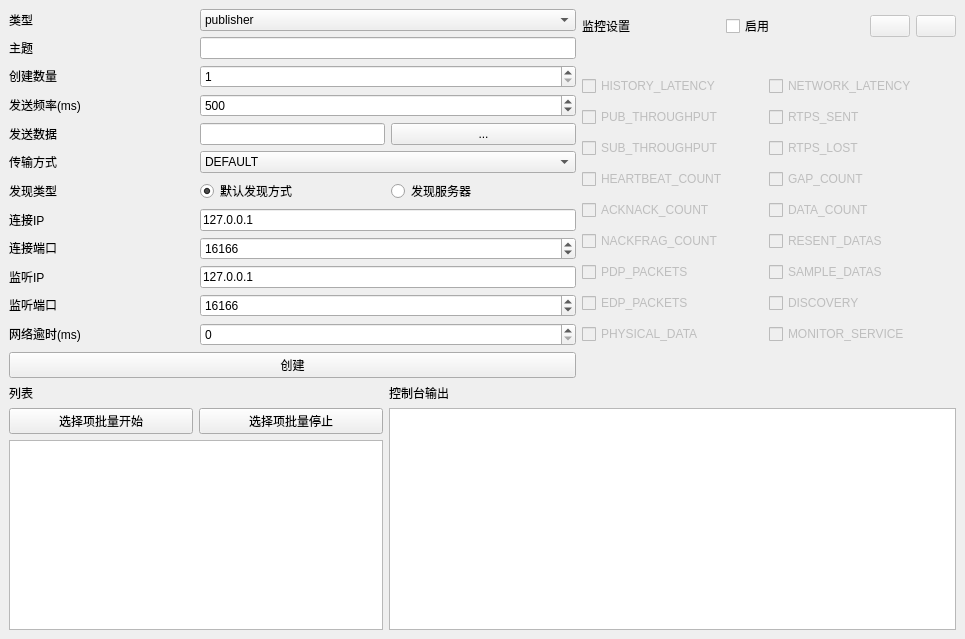
First picture: the form in Easy-DDS-Test/EDTest/easyddstest.ui, repository npr-martin/easydds, before the edit.
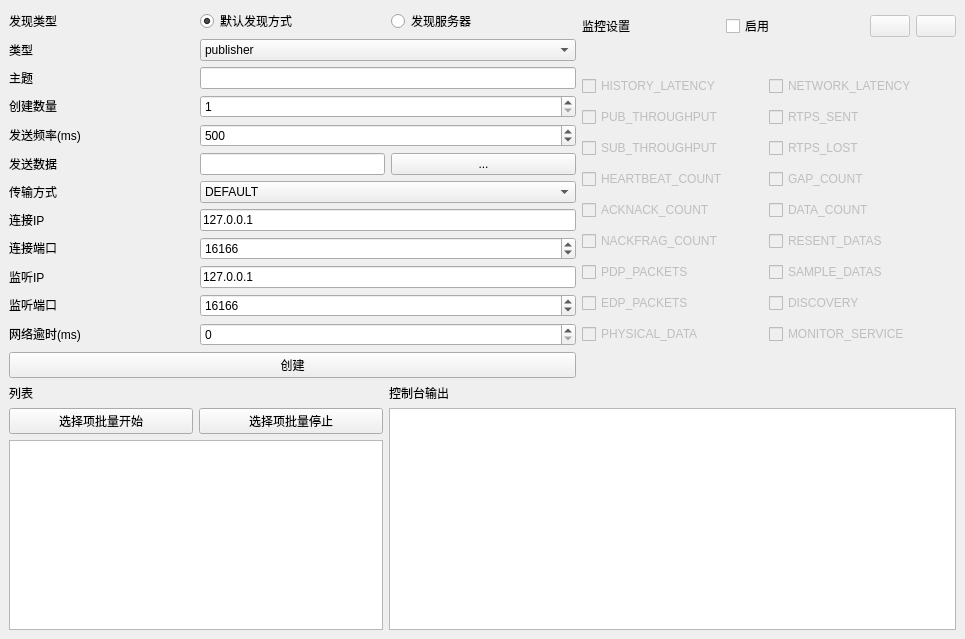
Second picture: the form after the edit. Icons and pictures are not drawn.

Commit message: @edit remove deault transKind for discovery

```diff
--- a/Easy-DDS-Test/EDTest/easyddstest.ui
+++ b/Easy-DDS-Test/EDTest/easyddstest.ui
@@ -346,8 +346,8 @@
       <property name="spacing">
        <number>6</number>
       </property>
-      <item row="7" column="1" colspan="2">
-       <widget class="QLineEdit" name="leIP">
+      <item row="10" column="1" colspan="2">
+       <widget class="QLineEdit" name="leListenIP">
         <property name="text">
          <string>127.0.0.1</string>
         </property>
@@ -356,7 +356,46 @@
         </property>
        </widget>
       </item>
-      <item row="0" column="1" colspan="2">
+      <item row="3" column="0">
+       <widget class="QLabel" name="lblNum">
+        <property name="sizePolicy">
+         <sizepolicy hsizetype="Preferred" vsizetype="Fixed">
+          <horstretch>0</horstretch>
+          <verstretch>0</verstretch>
+         </sizepolicy>
+        </property>
+        <property name="text">
+         <string>创建数量</string>
+        </property>
+       </widget>
+      </item>
+      <item row="8" column="0">
+       <widget class="QLabel" name="lblIP">
+        <property name="sizePolicy">
+         <sizepolicy hsizetype="Preferred" vsizetype="Fixed">
+          <horstretch>0</horstretch>
+          <verstretch>0</verstretch>
+         </sizepolicy>
+        </property>
+        <property name="text">
+         <string>连接IP</string>
+        </property>
+       </widget>
+      </item>
+      <item row="12" column="0">
+       <widget class="QLabel" name="lblTimeout">
+        <property name="sizePolicy">
+         <sizepolicy hsizetype="Preferred" vsizetype="Fixed">
+          <horstretch>0</horstretch>
+          <verstretch>0</verstretch>
+         </sizepolicy>
+        </property>
+        <property name="text">
+         <string>网络逾时(ms)</string>
+        </property>
+       </widget>
+      </item>
+      <item row="1" column="1" colspan="2">
        <widget class="QComboBox" name="comboBox">
         <item>
          <property name="text">
@@ -370,109 +409,24 @@
         </item>
        </widget>
       </item>
-      <item row="4" column="0">
-       <widget class="QLabel" name="label_6">
-        <property name="sizePolicy">
-         <sizepolicy hsizetype="Preferred" vsizetype="Fixed">
-          <horstretch>0</horstretch>
-          <verstretch>0</verstretch>
-         </sizepolicy>
-        </property>
-        <property name="text">
-         <string>发送数据</string>
-        </property>
-       </widget>
-      </item>
-      <item row="8" column="0">
-       <widget class="QLabel" name="lblPort">
-        <property name="sizePolicy">
-         <sizepolicy hsizetype="Preferred" vsizetype="Fixed">
-          <horstretch>0</horstretch>
-          <verstretch>0</verstretch>
-         </sizepolicy>
-        </property>
-        <property name="text">
-         <string>连接端口</string>
-        </property>
-       </widget>
-      </item>
-      <item row="4" column="2">
+      <item row="5" column="2">
        <widget class="QPushButton" name="pushButton_4">
         <property name="text">
          <string>...</string>
         </property>
        </widget>
       </item>
-      <item row="6" column="1">
-       <widget class="QRadioButton" name="radioButton">
+      <item row="8" column="1" colspan="2">
+       <widget class="QLineEdit" name="leIP">
         <property name="text">
-         <string>默认发现方式</string>
+         <string>127.0.0.1</string>
         </property>
-        <property name="checked">
-         <bool>true</bool>
+        <property name="maxLength">
+         <number>15</number>
         </property>
        </widget>
       </item>
-      <item row="6" column="0">
-       <widget class="QLabel" name="label_11">
-        <property name="sizePolicy">
-         <sizepolicy hsizetype="Preferred" vsizetype="Fixed">
-          <horstretch>0</horstretch>
-          <verstretch>0</verstretch>
-         </sizepolicy>
-        </property>
-        <property name="text">
-         <string>发现类型</string>
-        </property>
-       </widget>
-      </item>
-      <item row="0" column="0">
-       <widget class="QLabel" name="label">
-        <property name="sizePolicy">
-         <sizepolicy hsizetype="Preferred" vsizetype="Fixed">
-          <horstretch>0</horstretch>
-          <verstretch>0</verstretch>
-         </sizepolicy>
-        </property>
-        <property name="text">
-         <string>类型</string>
-        </property>
-       </widget>
-      </item>
-      <item row="2" column="0">
-       <widget class="QLabel" name="lblNum">
-        <property name="sizePolicy">
-         <sizepolicy hsizetype="Preferred" vsizetype="Fixed">
-          <horstretch>0</horstretch>
-          <verstretch>0</verstretch>
-         </sizepolicy>
-        </property>
-        <property name="text">
-         <string>创建数量</string>
-        </property>
-       </widget>
-      </item>
-      <item row="6" column="2">
-       <widget class="QRadioButton" name="radioButton_2">
-        <property name="text">
-         <string>发现服务器</string>
-        </property>
-       </widget>
-      </item>
-      <item row="1" column="0">
-       <widget class="QLabel" name="lblTopic">
-        <property name="sizePolicy">
-         <sizepolicy hsizetype="Preferred" vsizetype="Fixed">
-          <horstretch>0</horstretch>
-          <verstretch>0</verstretch>
-         </sizepolicy>
-        </property>
-        <property name="text">
-         <string>主题</string>
-        </property>
-       </widget>
-      </item>
-      <item row="10" column="0">
+      <item row="11" column="0">
        <widget class="QLabel" name="lblListenPort">
         <property name="sizePolicy">
          <sizepolicy hsizetype="Preferred" vsizetype="Fixed">
@@ -485,8 +439,41 @@
         </property>
        </widget>
       </item>
-      <item row="8" column="1" colspan="2">
-       <widget class="QSpinBox" name="sbPort">
+      <item row="12" column="1" colspan="2">
+       <widget class="QSpinBox" name="sbTimeout">
+        <property name="maximum">
+         <number>9999999</number>
+        </property>
+        <property name="singleStep">
+         <number>100</number>
+        </property>
+       </widget>
+      </item>
+      <item row="9" column="0">
+       <widget class="QLabel" name="lblPort">
+        <property name="sizePolicy">
+         <sizepolicy hsizetype="Preferred" vsizetype="Fixed">
+          <horstretch>0</horstretch>
+          <verstretch>0</verstretch>
+         </sizepolicy>
+        </property>
+        <property name="text">
+         <string>连接端口</string>
+        </property>
+       </widget>
+      </item>
+      <item row="5" column="1">
+       <widget class="QLineEdit" name="lineEdit_2">
+        <property name="readOnly">
+         <bool>true</bool>
+        </property>
+       </widget>
+      </item>
+      <item row="2" column="1" colspan="2">
+       <widget class="QLineEdit" name="leTopic"/>
+      </item>
+      <item row="11" column="1" colspan="2">
+       <widget class="QSpinBox" name="sbListenPort">
         <property name="maximum">
          <number>65535</number>
         </property>
@@ -495,15 +482,15 @@
         </property>
        </widget>
       </item>
-      <item row="14" column="0" colspan="3">
+      <item row="15" column="0" colspan="3">
        <widget class="QPushButton" name="pushButton">
         <property name="text">
          <string>创建</string>
         </property>
        </widget>
       </item>
-      <item row="3" column="0">
-       <widget class="QLabel" name="label_5">
+      <item row="5" column="0">
+       <widget class="QLabel" name="label_6">
         <property name="sizePolicy">
          <sizepolicy hsizetype="Preferred" vsizetype="Fixed">
           <horstretch>0</horstretch>
@@ -511,22 +498,12 @@
          </sizepolicy>
         </property>
         <property name="text">
-         <string>发送频率(ms)</string>
+         <string>发送数据</string>
         </property>
        </widget>
       </item>
-      <item row="9" column="1" colspan="2">
-       <widget class="QLineEdit" name="leListenIP">
-        <property name="text">
-         <string>127.0.0.1</string>
-        </property>
-        <property name="maxLength">
-         <number>15</number>
-        </property>
-       </widget>
-      </item>
-      <item row="7" column="0">
-       <widget class="QLabel" name="lblIP">
+      <item row="1" column="0">
+       <widget class="QLabel" name="label">
         <property name="sizePolicy">
          <sizepolicy hsizetype="Preferred" vsizetype="Fixed">
           <horstretch>0</horstretch>
@@ -534,24 +511,11 @@
          </sizepolicy>
         </property>
         <property name="text">
-         <string>连接IP</string>
+         <string>类型</string>
         </property>
        </widget>
       </item>
-      <item row="10" column="1" colspan="2">
-       <widget class="QSpinBox" name="sbListenPort">
-        <property name="maximum">
-         <number>65535</number>
-        </property>
-        <property name="value">
-         <number>16166</number>
-        </property>
-       </widget>
-      </item>
-      <item row="1" column="1" colspan="2">
-       <widget class="QLineEdit" name="leTopic"/>
-      </item>
-      <item row="9" column="0">
+      <item row="10" column="0">
        <widget class="QLabel" name="lblListenIP">
         <property name="sizePolicy">
          <sizepolicy hsizetype="Preferred" vsizetype="Fixed">
@@ -564,20 +528,17 @@
         </property>
        </widget>
       </item>
-      <item row="2" column="1" colspan="2">
-       <widget class="QSpinBox" name="sbNum">
-        <property name="minimum">
-         <number>1</number>
-        </property>
+      <item row="9" column="1" colspan="2">
+       <widget class="QSpinBox" name="sbPort">
         <property name="maximum">
-         <number>999</number>
+         <number>65535</number>
         </property>
         <property name="value">
-         <number>1</number>
+         <number>16166</number>
         </property>
        </widget>
       </item>
-      <item row="3" column="1" colspan="2">
+      <item row="4" column="1" colspan="2">
        <widget class="QSpinBox" name="sbFrequency">
         <property name="maximum">
          <number>10000</number>
@@ -590,27 +551,7 @@
         </property>
        </widget>
       </item>
-      <item row="4" column="1">
-       <widget class="QLineEdit" name="lineEdit_2">
-        <property name="readOnly">
-         <bool>true</bool>
-        </property>
-       </widget>
-      </item>
-      <item row="5" column="0">
-       <widget class="QLabel" name="lblTransKind">
-        <property name="sizePolicy">
-         <sizepolicy hsizetype="Preferred" vsizetype="Fixed">
-          <horstretch>0</horstretch>
-          <verstretch>0</verstretch>
-         </sizepolicy>
-        </property>
-        <property name="text">
-         <string>传输方式</string>
-        </property>
-       </widget>
-      </item>
-      <item row="5" column="1" colspan="2">
+      <item row="6" column="1" colspan="2">
        <widget class="QComboBox" name="cmbTransKind">
         <item>
          <property name="text">
@@ -654,26 +595,85 @@
         </item>
        </widget>
       </item>
-      <item row="11" column="0">
-       <widget class="QLabel" name="lblTimeout">
-        <property name="sizePolicy">
-         <sizepolicy hsizetype="Preferred" vsizetype="Fixed">
-          <horstretch>0</horstretch>
-          <verstretch>0</verstretch>
-         </sizepolicy>
+      <item row="3" column="1" colspan="2">
+       <widget class="QSpinBox" name="sbNum">
+        <property name="minimum">
+         <number>1</number>
         </property>
-        <property name="text">
-         <string>网络逾时(ms)</string>
-        </property>
-       </widget>
-      </item>
-      <item row="11" column="1" colspan="2">
-       <widget class="QSpinBox" name="sbTimeout">
         <property name="maximum">
-         <number>9999999</number>
+         <number>999</number>
         </property>
-        <property name="singleStep">
-         <number>100</number>
+        <property name="value">
+         <number>1</number>
+        </property>
+       </widget>
+      </item>
+      <item row="2" column="0">
+       <widget class="QLabel" name="lblTopic">
+        <property name="sizePolicy">
+         <sizepolicy hsizetype="Preferred" vsizetype="Fixed">
+          <horstretch>0</horstretch>
+          <verstretch>0</verstretch>
+         </sizepolicy>
+        </property>
+        <property name="text">
+         <string>主题</string>
+        </property>
+       </widget>
+      </item>
+      <item row="6" column="0">
+       <widget class="QLabel" name="lblTransKind">
+        <property name="sizePolicy">
+         <sizepolicy hsizetype="Preferred" vsizetype="Fixed">
+          <horstretch>0</horstretch>
+          <verstretch>0</verstretch>
+         </sizepolicy>
+        </property>
+        <property name="text">
+         <string>传输方式</string>
+        </property>
+       </widget>
+      </item>
+      <item row="4" column="0">
+       <widget class="QLabel" name="label_5">
+        <property name="sizePolicy">
+         <sizepolicy hsizetype="Preferred" vsizetype="Fixed">
+          <horstretch>0</horstretch>
+          <verstretch>0</verstretch>
+         </sizepolicy>
+        </property>
+        <property name="text">
+         <string>发送频率(ms)</string>
+        </property>
+       </widget>
+      </item>
+      <item row="0" column="0">
+       <widget class="QLabel" name="label_11">
+        <property name="sizePolicy">
+         <sizepolicy hsizetype="Preferred" vsizetype="Fixed">
+          <horstretch>0</horstretch>
+          <verstretch>0</verstretch>
+         </sizepolicy>
+        </property>
+        <property name="text">
+         <string>发现类型</string>
+        </property>
+       </widget>
+      </item>
+      <item row="0" column="1">
+       <widget class="QRadioButton" name="radioButton">
+        <property name="text">
+         <string>默认发现方式</string>
+        </property>
+        <property name="checked">
+         <bool>true</bool>
+        </property>
+       </widget>
+      </item>
+      <item row="0" column="2">
+       <widget class="QRadioButton" name="radioButton_2">
+        <property name="text">
+         <string>发现服务器</string>
         </property>
        </widget>
       </item>
```
The commit also changes 2 other files.
